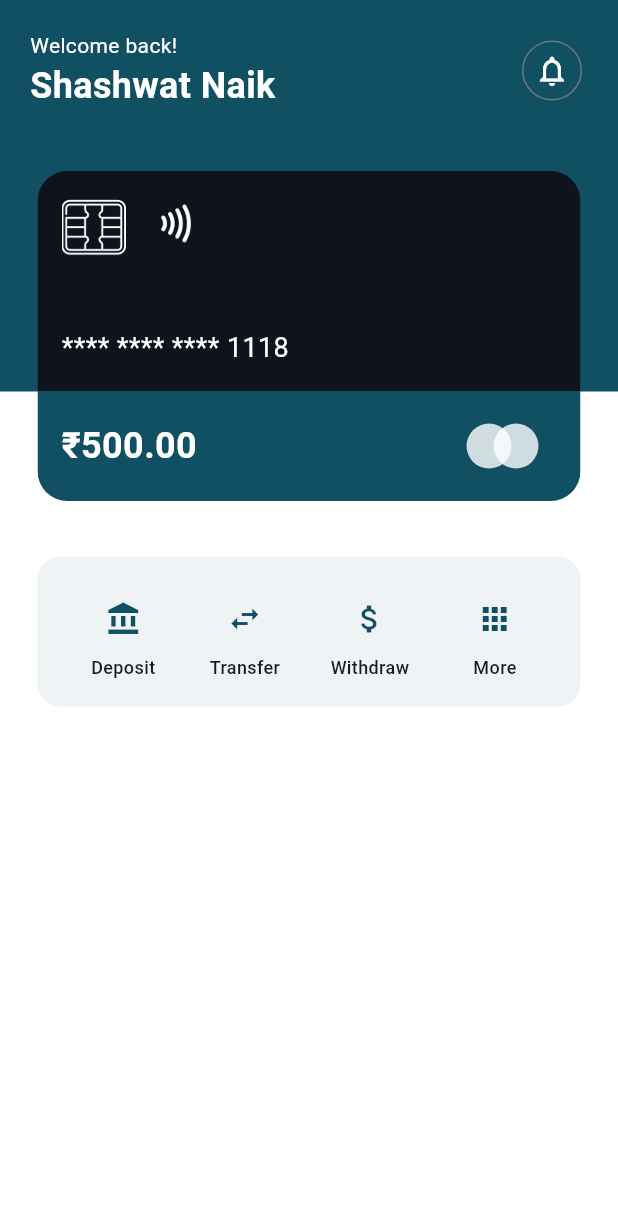
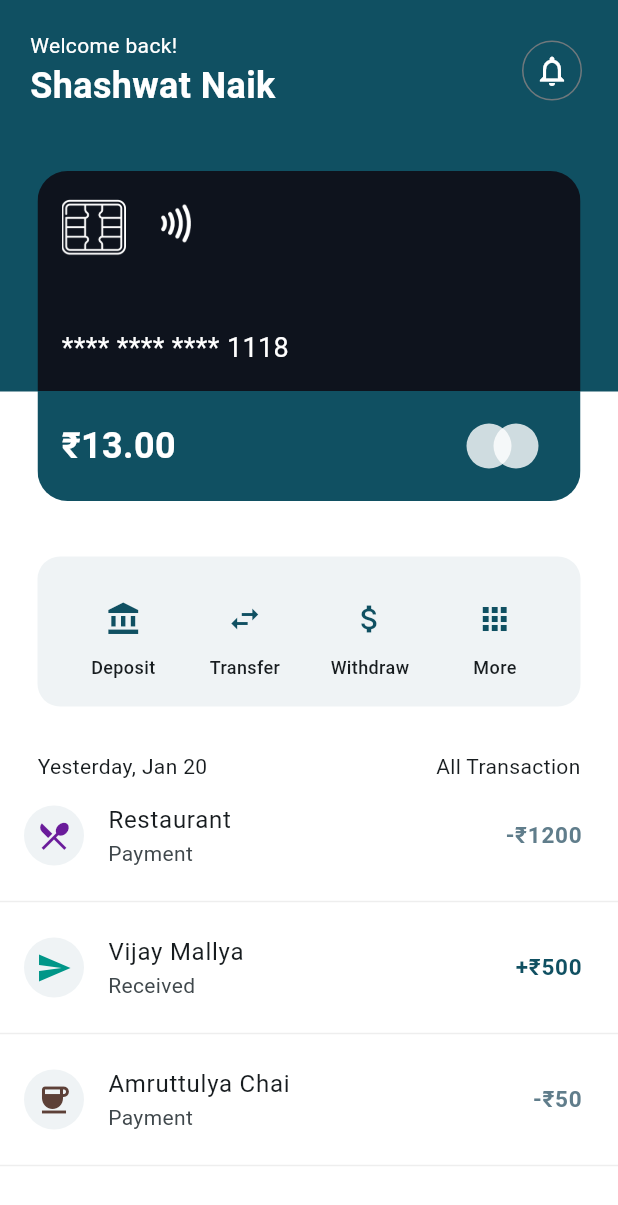
Before and after one commit to shashwat-naik/SmartPay, a Flutter app: the screen it shows after launch, on a phone screen of 412 x 824 dp. Shown: the top 1205 px of the screen. Run offline on Flutter 3.47's test engine with Material 3 defaults, Android fonts, the light colour scheme and no system bars.

Commit message:
Transaction History

```diff
--- a/lib/main.dart
+++ b/lib/main.dart
@@ -1,6 +1,7 @@
 import 'package:flutter/material.dart';
 import 'package:smart_pay/widgets/action_button.dart';
 import 'package:smart_pay/widgets/credit_card.dart';
+import 'package:smart_pay/widgets/transaction_list.dart';
 
 void main() {
   runApp(const MyApp());
@@ -77,8 +78,10 @@
                       children: [
                         SizedBox(height: 110,),
                         // Action Button
-                        ActionButtons()
+                        ActionButtons(),
+                        SizedBox(height: 30,),
                         // Transaction List
+                        TransactionList(),
                       ],
                     ),
                   ),
--- a/lib/widgets/credit_card.dart
+++ b/lib/widgets/credit_card.dart
@@ -58,7 +58,7 @@ class CreditCard extends StatelessWidget {
                       mainAxisAlignment: MainAxisAlignment.spaceBetween,
                       children: [
                         Text(
-                          '₹500.00',
+                          '₹13.00',
                           style: TextStyle(
                               fontSize: 24,
                               fontWeight: FontWeight.bold,
--- /dev/null
+++ b/lib/widgets/transaction_list.dart
@@ -0,0 +1,65 @@
+import 'package:flutter/material.dart';
+import 'package:flutter/cupertino.dart';
+
+class TransactionList extends StatelessWidget {
+  const TransactionList({super.key});
+
+  @override
+  Widget build(BuildContext context) {
+    return Expanded(
+      child: ListView(
+        children: [
+          Padding(
+            padding: const EdgeInsets.symmetric(horizontal: 25.0),
+            child: Row(
+              mainAxisAlignment: MainAxisAlignment.spaceBetween,
+              children: [
+                Text("Yesterday, Jan 20"),
+                Row(
+                  children: [
+                    Text("All Transaction"),
+                  ],
+                ),
+              ],
+            ),
+          ),
+          transactionHistory(Icons.restaurant_menu, Colors.purple.shade800,
+              'Restaurant', 'Payment', '-₹1200', Colors.blueGrey),
+          Divider(
+            color: Colors.grey[200],
+          ),
+          transactionHistory(Icons.send, Colors.teal, 'Vijay Mallya',
+              'Received', '+₹500', Color.fromARGB(255, 16, 80, 98)),
+          Divider(
+            color: Colors.grey[200],
+          ),
+          transactionHistory(Icons.coffee, Colors.brown.shade700,
+              'Amruttulya Chai', 'Payment', '-₹50', Colors.blueGrey),
+          Divider(
+            color: Colors.grey[200],
+          ),
+        ],
+      ),
+    );
+  }
+
+  ListTile transactionHistory(IconData icon, Color Mcolor, String title,
+      String subtitle, String price, Color Scolor) {
+    return ListTile(
+      leading: CircleAvatar(
+        backgroundColor: Color.fromARGB(255, 239, 243, 245),
+        child: Icon(
+          icon,
+          color: Mcolor,
+        ),
+      ),
+      title: Text(title),
+      subtitle: Text(subtitle),
+      trailing: Text(
+        price,
+        style:
+            TextStyle(color: Scolor, fontSize: 15, fontWeight: FontWeight.bold),
+      ),
+    );
+  }
+}
```
